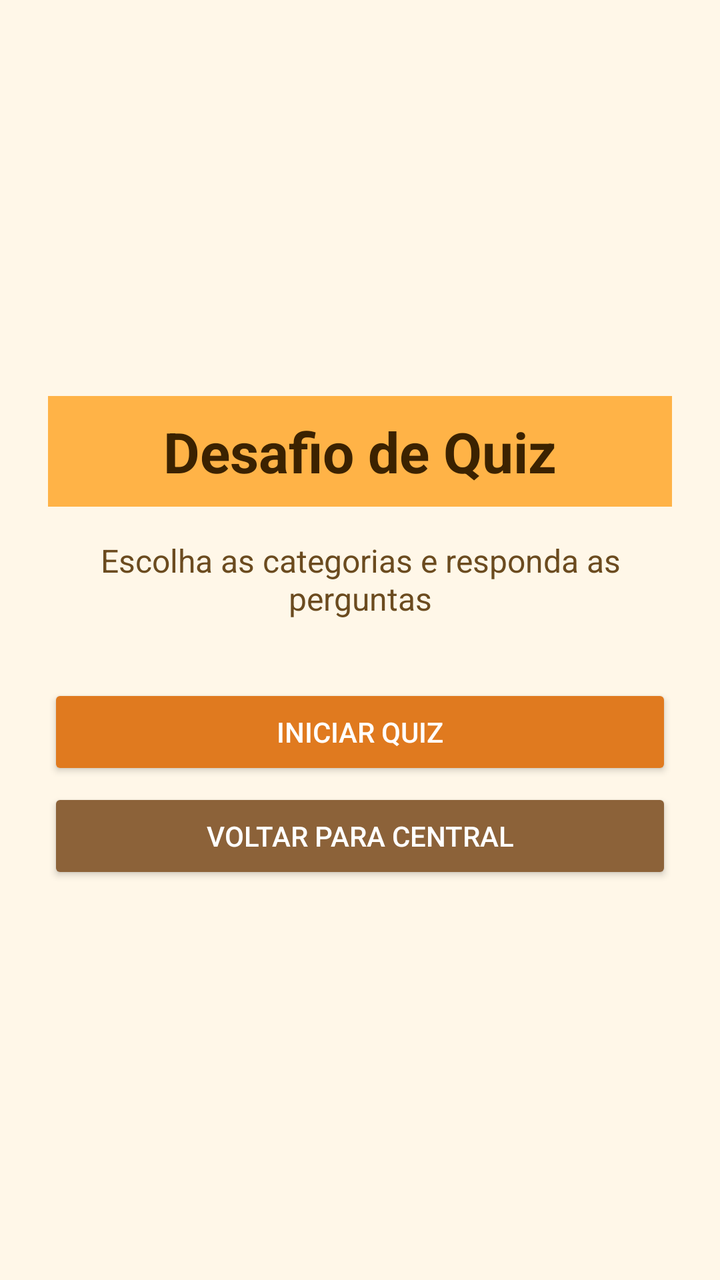
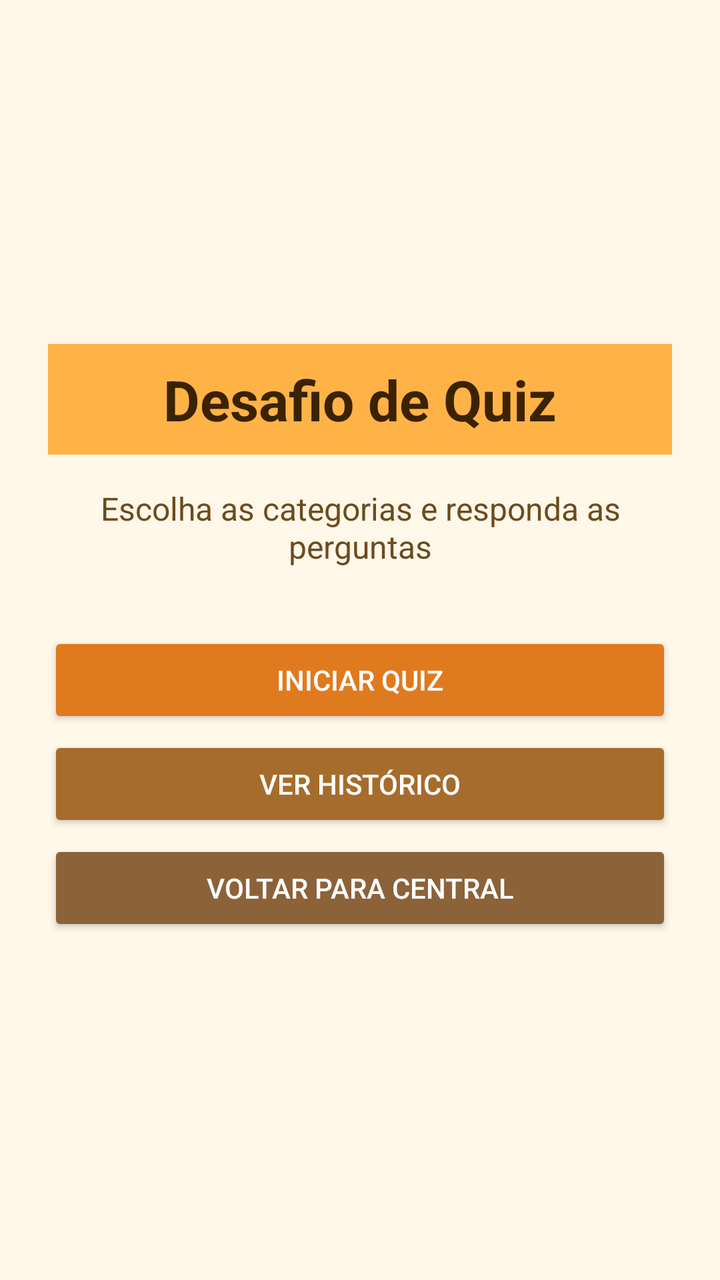

An Android layout rendered at two revisions. The XML below is the earlier revision; the diff shows what the commit changed to produce the second picture.
<!-- AndroidManifest.xml: activity theme Theme.Quiz -->
<!-- res/layout/activity_quiz_menu.xml -->
<?xml version="1.0" encoding="utf-8"?>
<LinearLayout xmlns:android="http://schemas.android.com/apk/res/android"
    android:layout_width="match_parent"
    android:layout_height="match_parent"
    android:gravity="center"
    android:orientation="vertical"
    android:background="@color/quiz_bg"
    android:padding="@dimen/quiz_padding">

    <TextView
        android:layout_width="match_parent"
        android:layout_height="wrap_content"
        android:background="@color/quiz_header_bg"
        android:gravity="center"
        android:padding="@dimen/quiz_header_padding_lg"
        android:text="@string/quiz_titulo"
        android:textColor="@color/quiz_text_header"
        android:textSize="@dimen/text_display_sm"
        android:textStyle="bold" />

    <TextView
        android:layout_width="match_parent"
        android:layout_height="wrap_content"
        android:layout_marginTop="@dimen/spacing_lg"
        android:gravity="center"
        android:text="@string/quiz_subtitulo"
        android:textColor="@color/quiz_text_body"
        android:textSize="@dimen/text_md" />

    <Button
        android:id="@+id/btnIniciarQuiz"
        android:layout_width="match_parent"
        android:layout_height="wrap_content"
        android:layout_marginTop="@dimen/spacing_xxl"
        android:backgroundTint="@color/quiz_btn_primary"
        android:text="@string/quiz_btn_iniciar"
        android:textColor="@color/quiz_btn_text" />

    <Button
        android:id="@+id/btnVoltarCentralQuizMenu"
        android:layout_width="match_parent"
        android:layout_height="wrap_content"
        android:layout_marginTop="@dimen/quiz_btn_margin_top_sm"
        android:backgroundTint="@color/quiz_btn_secondary"
        android:text="@string/btn_voltar_central"
        android:textColor="@color/quiz_btn_text" />

</LinearLayout>
<!-- resources referenced by this layout -->
<resources>
  <color name="quiz_bg">#FFFFF7E8</color>
  <color name="quiz_btn_primary">#FFE07A1F</color>
  <color name="quiz_btn_secondary">#FF8C6239</color>
  <color name="quiz_btn_text">#FFFFFFFF</color>
  <color name="quiz_header_bg">#FFFFB347</color>
  <color name="quiz_text_body">#FF6B4B1F</color>
  <color name="quiz_text_header">#FF3B2200</color>
  <dimen name="quiz_btn_margin_top_sm">4dp</dimen>
  <dimen name="quiz_header_padding_lg">9dp</dimen>
  <dimen name="quiz_padding">24dp</dimen>
  <dimen name="spacing_lg">16dp</dimen>
  <dimen name="spacing_xxl">32dp</dimen>
  <dimen name="text_display_sm">28sp</dimen>
  <dimen name="text_md">16sp</dimen>
  <string name="btn_voltar_central">Voltar para central</string>
  <string name="quiz_btn_iniciar">Iniciar Quiz</string>
  <string name="quiz_subtitulo">Escolha as categorias e responda as perguntas</string>
  <string name="quiz_titulo">Desafio de Quiz</string>
  <style name="Theme.Quiz" parent="Theme.Material3.DayNight.NoActionBar">
          <item name="android:windowBackground">@color/quiz_bg</item>
          <item name="android:textColor">@color/quiz_text_body</item>
          <item name="colorPrimary">@color/quiz_btn_primary</item>
          <item name="colorOnPrimary">@color/white</item>
      </style>
  <color name="white">#FFFFFFFF</color>
</resources>

<!-- the commit's change to res/layout/activity_quiz_menu.xml (unified diff, before → after) -->
@@ -37,6 +37,15 @@
         android:textColor="@color/quiz_btn_text" />
 
     <Button
+        android:id="@+id/btnHistoricoQuiz"
+        android:layout_width="match_parent"
+        android:layout_height="wrap_content"
+        android:layout_marginTop="@dimen/quiz_btn_margin_top_sm"
+        android:backgroundTint="@color/quiz_btn_tertiary"
+        android:text="Ver histórico"
+        android:textColor="@color/quiz_btn_text" />
+
+    <Button
         android:id="@+id/btnVoltarCentralQuizMenu"
         android:layout_width="match_parent"
         android:layout_height="wrap_content"
<!-- resource entries referenced after the edit -->
@@ -3,6 +3,7 @@
   <color name="quiz_bg">#FFFFF7E8</color>
   <color name="quiz_btn_primary">#FFE07A1F</color>
   <color name="quiz_btn_secondary">#FF8C6239</color>
+  <color name="quiz_btn_tertiary">#FFA66C2C</color>
   <color name="quiz_btn_text">#FFFFFFFF</color>
   <color name="quiz_header_bg">#FFFFB347</color>
   <color name="quiz_text_body">#FF6B4B1F</color>
